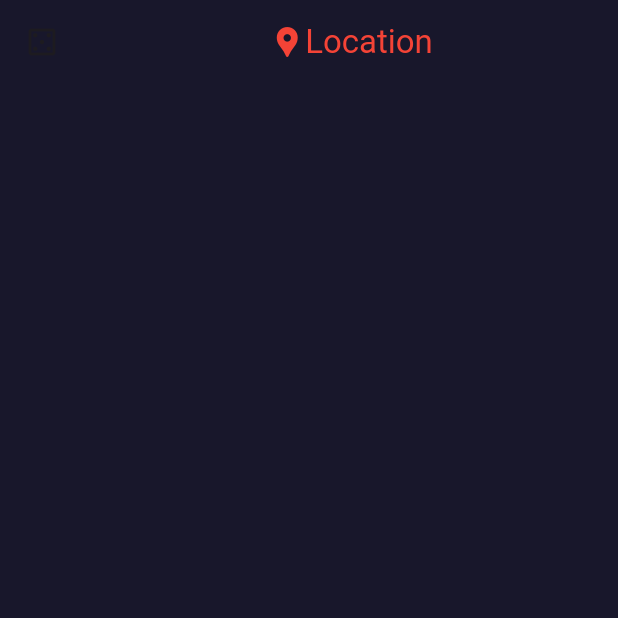
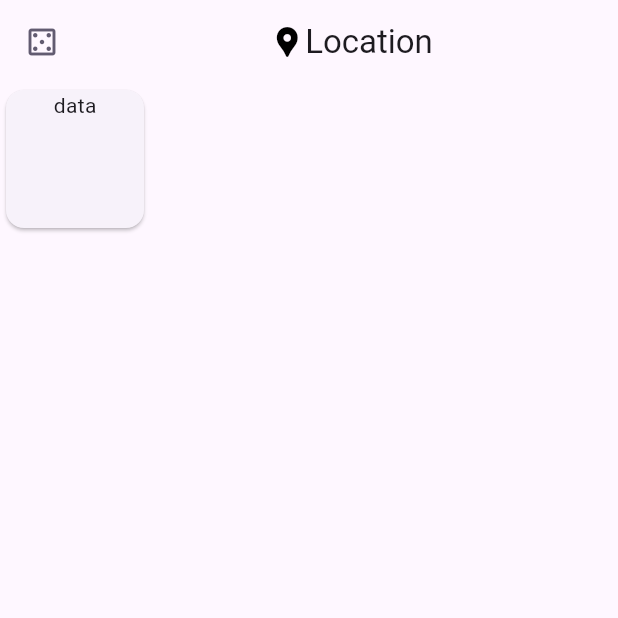
Before and after one commit to shayanzare-dev/japanese_resturnat, a Flutter app: the screen it shows after launch, after a tap on the "casino" icon, on a phone screen of 412 x 824 dp, the top half of it. Run offline on Flutter 3.47's test engine with Material 3 defaults, Android fonts, the phone set to English and light mode, and no system bars; our stand-ins replace get.

Commit message:
second step

```diff
--- a/lib/src/infrastructure/theme_controller.dart
+++ b/lib/src/infrastructure/theme_controller.dart
@@ -1,43 +1,31 @@
 import 'package:flutter/material.dart';
 import 'package:get/get.dart';
 
+import 'utils/dark_theme_color.dart';
+
 class ThemeController extends GetxController {
-  RxBool isDarkTheme = false.obs;
+  RxBool isDarkTheme = true.obs;
 
-  RxString themeChangeTextTitle = 'change to dark'.obs;
-
-  ThemeData restaurantTheme() =>
-      isDarkTheme.value ? ThemeData.dark() : ThemeData.light();
+  ThemeData get restaurantTheme => isDarkTheme.value ? dark : light;
 
   void changeTheme() {
     isDarkTheme.value = !isDarkTheme.value;
-
-    if (isDarkTheme.value) {
-      themeChangeTextTitle.value = 'change to light';
-    } else {
-      themeChangeTextTitle.value = 'change to dark';
-    }
-    Get.changeTheme(isDarkTheme.value
-        ? dark(
-            primaryColor: Colors.red,
-            textTheme: const TextTheme(titleLarge: TextStyle()),
-          )
-        : light(
-            primaryColor: const Color(0xfffd8629),
-            textTheme: const TextTheme()));
+    Get.changeTheme(isDarkTheme.value ? dark : light);
   }
 
-  ThemeData dark({
-    required Color primaryColor,
-    required TextTheme textTheme,
-  }) =>
-      ThemeData(
-          primaryColor: primaryColor,
-          textTheme: textTheme,
-          useMaterial3: true,
-          scaffoldBackgroundColor: const Color(0xff18172B));
+  ThemeData dark = ThemeData(
+    cardColor: DarkThemeColor.itemColor,
+    primaryColor: DarkThemeColor.primaryColor,
+    scaffoldBackgroundColor: DarkThemeColor.backgroundColor,
+    textTheme: const TextTheme(
+        titleLarge: TextStyle(
+      color: DarkThemeColor.secondaryPrimaryColor,
+    )),
+    useMaterial3: true,
+  );
 
-  ThemeData light({required Color primaryColor, required TextTheme textTheme}) {
-    return ThemeData(primaryColor: primaryColor, textTheme: textTheme);
-  }
+  ThemeData light = ThemeData(
+    primaryColor: Colors.black,
+    textTheme: const TextTheme(),
+  );
 }
--- /dev/null
+++ b/lib/src/infrastructure/utils/dark_theme_color.dart
@@ -0,0 +1,11 @@
+import 'package:flutter/material.dart';
+
+class DarkThemeColor {
+  static const primaryColor = Color(0xfffd8629);
+  static const secondaryPrimaryColor = Color(0xffffffff);
+  static const backgroundColor = Color(0xff18172B);
+  static const itemColor = Color(0xff1F1F30);
+
+  //static const primaryTextColor = Color(0xffC2C2C7);
+  static const secondaryTextColor = Color(0xff4C4B5A);
+}
--- /dev/null
+++ b/lib/src/infrastructure/utils/light_theme_color.dart
@@ -0,0 +1,8 @@
+import 'package:flutter/material.dart';
+
+class LightThemeColor {
+  const LightThemeColor._();
+
+  static const primaryColor = Color(0xfffd8629);
+  static const backgroundColor = Color(0xfff3f6fa);
+}
--- a/lib/src/japanes_restaurnat_app.dart
+++ b/lib/src/japanes_restaurnat_app.dart
@@ -10,8 +10,7 @@ class JapaneseRestaurantApp extends GetView<ThemeController> {
 
   @override
   Widget build(BuildContext context) => GetMaterialApp(
-        theme:
-            controller.restaurantTheme(),
+     //theme: controller.restaurantTheme(),
         debugShowCheckedModeBanner: false,
         title: 'japanese-resturant',
         initialRoute: RoutePath.homeScreen,
--- a/lib/src/pages/home/binding/home_binding.dart
+++ b/lib/src/pages/home/binding/home_binding.dart
@@ -1,11 +1,10 @@
 import 'package:get/get.dart';
-import 'package:get_x_exam/src/infrastructure/theme_controller.dart';
-import 'package:get_x_exam/src/pages/home/controller/home_controller.dart';
+
+import '../../../infrastructure/theme_controller.dart';
+import '../controller/home_controller.dart';
 
 class HomeBinding extends Bindings {
-  ThemeController themeController = ThemeController();
-
   @override
   void dependencies() =>
-      Get.lazyPut(() => HomeController(themeController: themeController));
+      Get.lazyPut(() => HomeController(themeController: ThemeController()));
 }
--- a/lib/src/pages/home/view/home_screen.dart
+++ b/lib/src/pages/home/view/home_screen.dart
@@ -1,20 +1,24 @@
 import 'package:flutter/material.dart';
 import 'package:get/get.dart';
-import 'package:get_x_exam/src/pages/home/controller/home_controller.dart';
+import 'package:get_x_exam/src/infrastructure/theme_controller.dart';
 
-class HomeScreen extends GetView<HomeController> {
+class HomeScreen extends GetView<ThemeController> {
   const HomeScreen({super.key});
 
   @override
   Widget build(BuildContext context) {
-    final ThemeData themeData = Theme.of(context);
-    return Scaffold(
+    return Obx(
+      () => Scaffold(
+        backgroundColor: controller.restaurantTheme.scaffoldBackgroundColor,
         resizeToAvoidBottomInset: true,
         appBar: AppBar(
           backgroundColor: Colors.transparent,
           leading: IconButton(
-          icon: const Icon(Icons.casino_outlined),
-          onPressed: controller.themeController.changeTheme,
+            icon: Icon(
+              Icons.casino_outlined,
+              color: controller.restaurantTheme.colorScheme.secondary,
+            ),
+            onPressed: controller.changeTheme,
           ),
           centerTitle: true,
           title: Row(
@@ -22,20 +26,34 @@ class HomeScreen extends GetView<HomeController> {
             children: [
               Icon(
                 Icons.location_pin,
-              color: themeData.primaryColor,
+                color: controller.restaurantTheme.primaryColor,
               ),
-            Text(
-              'Location',
-              style: TextStyle(color: themeData.primaryColor),
-            ),
+              Text('Location',
+                  style: controller.restaurantTheme.textTheme.titleLarge),
             ],
           ),
         ),
         body: SafeArea(child: _body()),
+      ),
     );
   }
 
   Widget _body() => Column(
-        children: [],
+        children: [
+          // Container(
+          //   color: Colors.red,
+          //   height: 100,
+          //   width: 100,
+          // ),
+          SizedBox(
+            width: 100,
+            height: 100,
+            child: Card(
+              child: Column(
+                children: [Text('data')],
+              ),
+            ),
+          ),
+        ],
       );
 }
--- a/pubspec.yaml
+++ b/pubspec.yaml
@@ -19,7 +19,7 @@ publish_to: 'none' # Remove this line if you wish to publish to pub.dev
 version: 1.0.0+1
 
 environment:
-  sdk: ^3.5.0
+  sdk: ^3.4.3
 
 # Dependencies specify other packages that your package needs in order to work.
 # To automatically upgrade your package dependencies to the latest versions
```
Also changed, not shown: pubspec.lock. Lines whose indentation alone changed are shown as unchanged.
